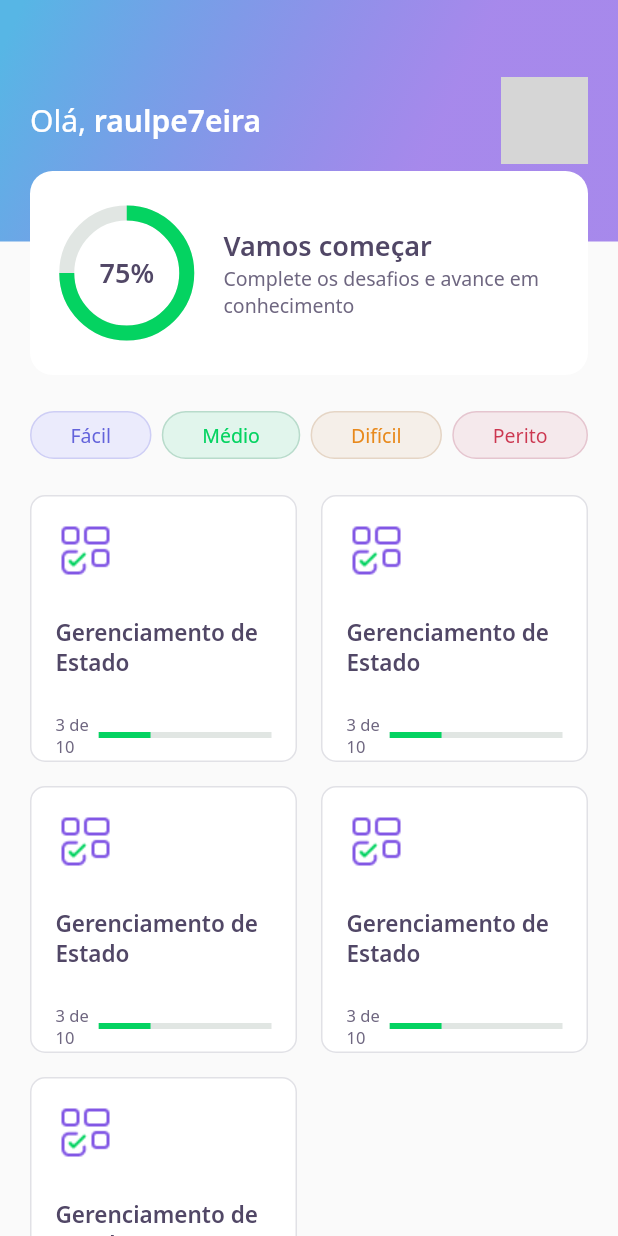
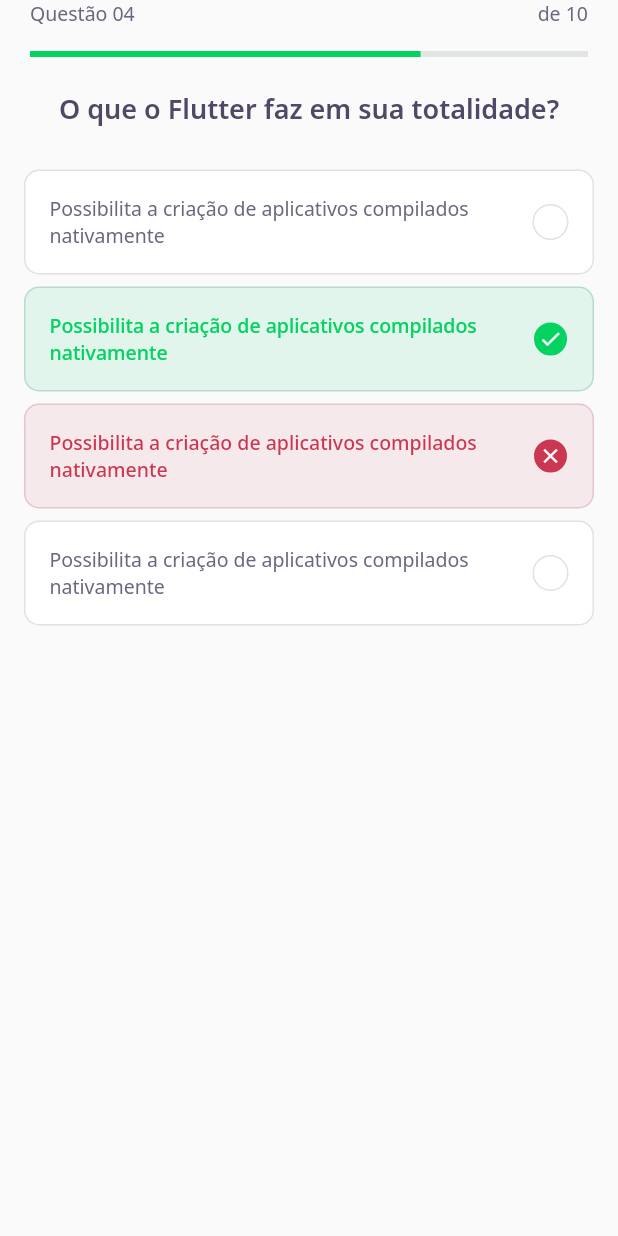
Before and after one commit to raulpe7eira/dev-quiz-app, a Flutter app: the screen it shows after launch, on a phone screen of 412 x 824 dp. Run offline on Flutter 3.47's test engine with Material 2 defaults, Android fonts, the phone set to English and light mode, and no system bars; our stand-ins replace google_fonts; grey boxes are pictures that could not be loaded.

Commit message:
add challenge page

```diff
--- /dev/null
+++ b/lib/challenge/challenge_page.dart
@@ -0,0 +1,21 @@
+import 'package:dev_quiz/challenge/widgets/question_indicator/question_indicator_widget.dart';
+import 'package:dev_quiz/challenge/widgets/quiz/quiz_widget.dart';
+import 'package:flutter/material.dart';
+
+class ChallengePage extends StatefulWidget {
+  @override
+  _ChallengePageState createState() => _ChallengePageState();
+}
+
+class _ChallengePageState extends State<ChallengePage> {
+  @override
+  Widget build(BuildContext context) {
+    return Scaffold(
+      appBar: PreferredSize(
+        preferredSize: Size.fromHeight(60),
+        child: SafeArea(top: true, child: QuestionIndicatorWidget()),
+      ),
+      body: QuizWidget(title: "O que o Flutter faz em sua totalidade?"),
+    );
+  }
+}
--- /dev/null
+++ b/lib/challenge/widgets/answer/answer_widget.dart
@@ -0,0 +1,74 @@
+import 'package:dev_quiz/core/app_colors.dart';
+import 'package:dev_quiz/core/app_text_styles.dart';
+import 'package:flutter/material.dart';
+
+class AnswerWidget extends StatelessWidget {
+  final String title;
+  final bool isRight;
+  final bool isSelected;
+
+  const AnswerWidget({
+    Key? key,
+    required this.title,
+    this.isRight = false,
+    this.isSelected = false,
+  }) : super(key: key);
+
+  Color get _selectedColorRight =>
+      isRight ? AppColors.darkGreen : AppColors.darkRed;
+
+  Color get _selectedBorderRight =>
+      isRight ? AppColors.lightGreen : AppColors.lightRed;
+
+  Color get _selectedColorCardRight =>
+      isRight ? AppColors.lightGreen : AppColors.lightRed;
+
+  Color get _selectedBorderCardRight =>
+      isRight ? AppColors.green : AppColors.red;
+
+  TextStyle get _selectedTextStyleRight =>
+      isRight ? AppTextStyles.bodyDarkGreen : AppTextStyles.bodyDarkRed;
+
+  IconData get _selectedIconRight => isRight ? Icons.check : Icons.close;
+
+  @override
+  Widget build(BuildContext context) {
+    return Padding(
+      padding: const EdgeInsets.symmetric(horizontal: 16, vertical: 4),
+      child: Container(
+        padding: EdgeInsets.all(16),
+        decoration: BoxDecoration(
+            color: isSelected ? _selectedColorCardRight : AppColors.white,
+            borderRadius: BorderRadius.circular(10),
+            border: Border.fromBorderSide(BorderSide(
+              color: isSelected ? _selectedBorderCardRight : AppColors.border,
+            ))),
+        child: Row(
+          mainAxisAlignment: MainAxisAlignment.spaceBetween,
+          children: [
+            Expanded(
+              child: Text(
+                title,
+                style:
+                    isSelected ? _selectedTextStyleRight : AppTextStyles.body,
+              ),
+            ),
+            Container(
+              width: 24,
+              height: 24,
+              decoration: BoxDecoration(
+                  color: isSelected ? _selectedColorRight : AppColors.white,
+                  borderRadius: BorderRadius.circular(500),
+                  border: Border.fromBorderSide(BorderSide(
+                    color: isSelected ? _selectedBorderRight : AppColors.border,
+                  ))),
+              child: isSelected
+                  ? Icon(_selectedIconRight, color: Colors.white, size: 16)
+                  : null,
+            )
+          ],
+        ),
+      ),
+    );
+  }
+}
--- /dev/null
+++ b/lib/challenge/widgets/question_indicator/question_indicator_widget.dart
@@ -0,0 +1,25 @@
+import 'package:dev_quiz/core/app_text_styles.dart';
+import 'package:dev_quiz/shared/widgets/progress_indicator/progess_indicator_widget.dart';
+import 'package:flutter/material.dart';
+
+class QuestionIndicatorWidget extends StatelessWidget {
+  @override
+  Widget build(BuildContext context) {
+    return Container(
+      padding: const EdgeInsets.symmetric(horizontal: 20),
+      child: Column(
+        children: [
+          Row(
+            mainAxisAlignment: MainAxisAlignment.spaceBetween,
+            children: [
+              Text("Questão 04", style: AppTextStyles.body),
+              Text("de 10", style: AppTextStyles.body),
+            ],
+          ),
+          SizedBox(height: 16),
+          ProgressIndicatorWidget(value: 0.7),
+        ],
+      ),
+    );
+  }
+}
--- /dev/null
+++ b/lib/challenge/widgets/quiz/quiz_widget.dart
@@ -0,0 +1,44 @@
+import 'package:dev_quiz/core/app_text_styles.dart';
+import 'package:dev_quiz/challenge/widgets/answer/answer_widget.dart';
+import 'package:flutter/material.dart';
+
+class QuizWidget extends StatelessWidget {
+  final String title;
+
+  const QuizWidget({
+    Key? key,
+    required this.title,
+  }) : super(key: key);
+
+  @override
+  Widget build(BuildContext context) {
+    return Container(
+      child: Column(
+        children: [
+          Text(title, style: AppTextStyles.heading),
+          SizedBox(height: 24),
+          AnswerWidget(
+            title:
+                "Possibilita a criação de aplicativos compilados nativamente",
+          ),
+          AnswerWidget(
+            title:
+                "Possibilita a criação de aplicativos compilados nativamente",
+            isRight: true,
+            isSelected: true,
+          ),
+          AnswerWidget(
+            isRight: false,
+            isSelected: true,
+            title:
+                "Possibilita a criação de aplicativos compilados nativamente",
+          ),
+          AnswerWidget(
+            title:
+                "Possibilita a criação de aplicativos compilados nativamente",
+          ),
+        ],
+      ),
+    );
+  }
+}
--- a/lib/core/app_widget.dart
+++ b/lib/core/app_widget.dart
@@ -1,4 +1,4 @@
-import 'package:dev_quiz/home/home_page.dart';
+import 'package:dev_quiz/challenge/challenge_page.dart';
 import 'package:flutter/material.dart';
 
 class AppWidget extends StatelessWidget {
@@ -6,7 +6,7 @@ class AppWidget extends StatelessWidget {
   Widget build(BuildContext context) {
     return MaterialApp(
       title: "FlutterQuiz",
-      home: HomePage(),
+      home: ChallengePage(),
     );
   }
 }
--- a/lib/home/widgets/quiz_card/quiz_card_widget.dart
+++ b/lib/home/widgets/quiz_card/quiz_card_widget.dart
@@ -1,6 +1,7 @@
 import 'package:dev_quiz/core/app_colors.dart';
 import 'package:dev_quiz/core/app_images.dart';
 import 'package:dev_quiz/core/app_text_styles.dart';
+import 'package:dev_quiz/shared/widgets/progress_indicator/progess_indicator_widget.dart';
 import 'package:flutter/material.dart';
 
 class QuizCardWidget extends StatelessWidget {
@@ -37,13 +38,7 @@ class QuizCardWidget extends StatelessWidget {
               ),
               Expanded(
                 flex: 4,
-                child: LinearProgressIndicator(
-                  value: 0.3,
-                  backgroundColor: AppColors.chartSecondary,
-                  valueColor: AlwaysStoppedAnimation<Color>(
-                    AppColors.chartPrimary,
-                  ),
-                ),
+                child: ProgressIndicatorWidget(value: 0.3),
               )
             ],
           )
--- /dev/null
+++ b/lib/shared/widgets/progress_indicator/progess_indicator_widget.dart
@@ -0,0 +1,22 @@
+import 'package:dev_quiz/core/app_colors.dart';
+import 'package:flutter/material.dart';
+
+class ProgressIndicatorWidget extends StatelessWidget {
+  final double value;
+
+  const ProgressIndicatorWidget({
+    Key? key,
+    required this.value,
+  }) : super(key: key);
+
+  @override
+  Widget build(BuildContext context) {
+    return LinearProgressIndicator(
+      value: value,
+      backgroundColor: AppColors.chartSecondary,
+      valueColor: AlwaysStoppedAnimation<Color>(
+        AppColors.chartPrimary,
+      ),
+    );
+  }
+}
```
